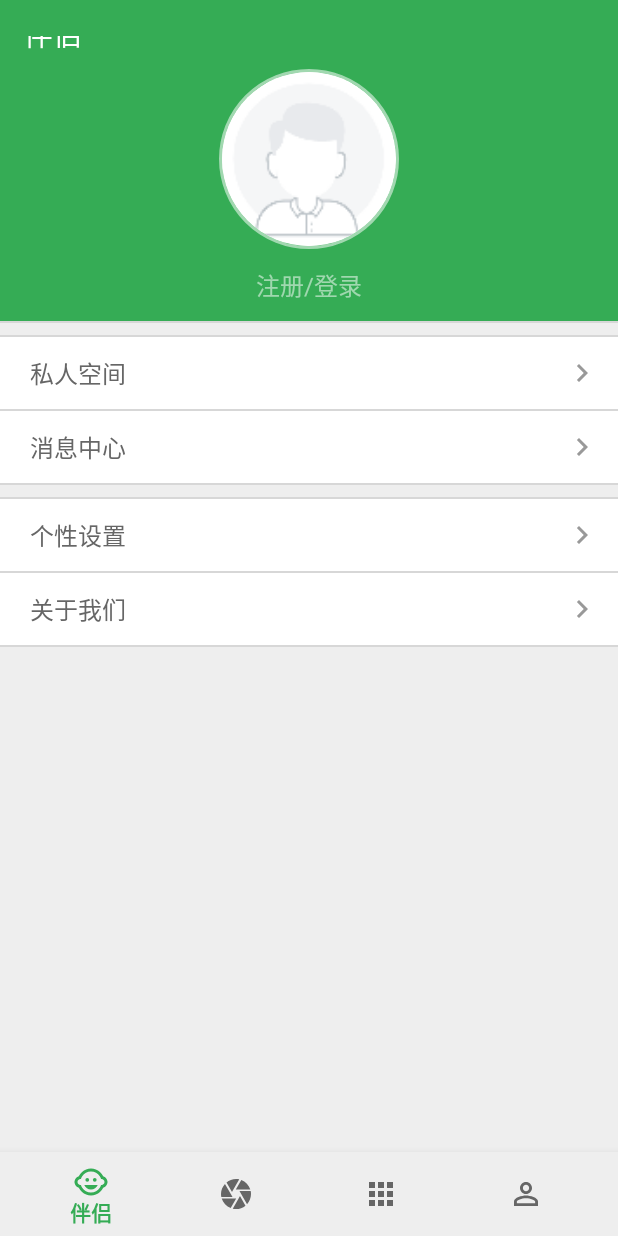
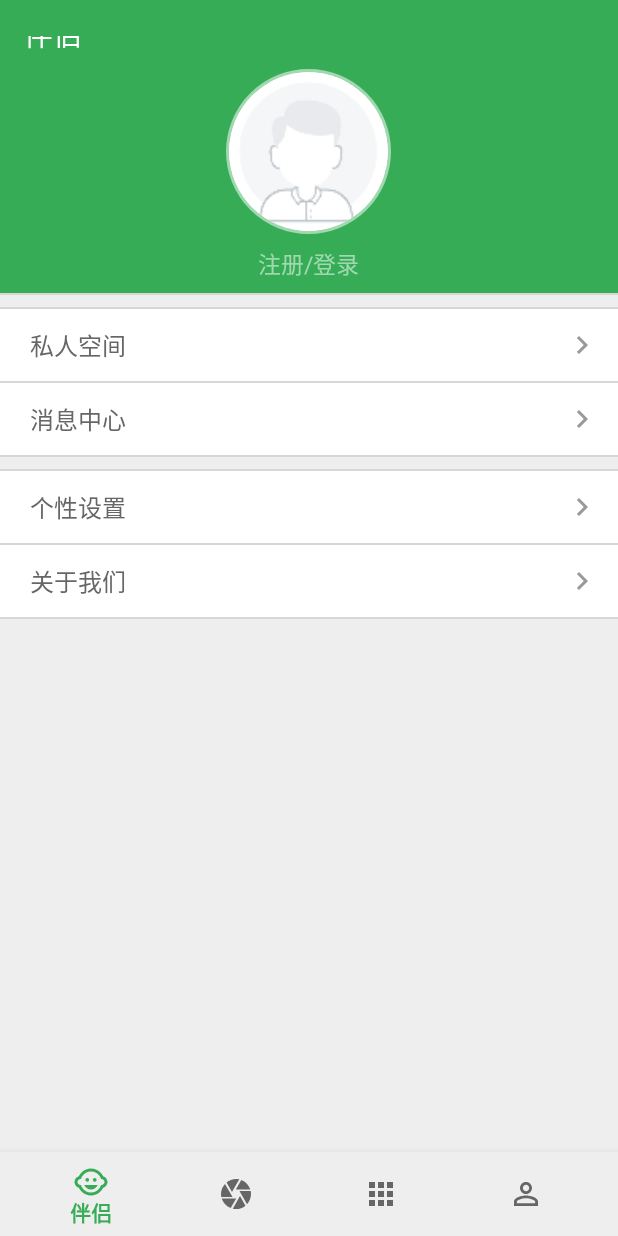
Before and after one commit to ThinkinLiu/itlao5-xmb-android, an Android app: the fragment MineFragment placed in its activity, on a phone screen of 412 x 824 dp. Run offline under Robolectric (Android 15) with nearby library versions, the light colour scheme and no system bars; our stand-ins replace CircleImageView, EventBus; libraries missing offline, so code that uses them is left out: com.sdsmdg.tastytoast, me.drakeet.materialdialog; pictures from the network do not load.

Commit message:
我的页面调整

```diff
--- a/app/src/main/java/com/e7yoo/e7/BaseActivity.java
+++ b/app/src/main/java/com/e7yoo/e7/BaseActivity.java
@@ -61,7 +61,7 @@ public abstract class BaseActivity extends AppCompatActivity {
     }
 
     private void initTitleBar(String title) {
-        titleView = findViewById(R.id.rootView);
+        titleView = findViewById(R.id.titleBar);
         leftTv = (TextView) findViewById(R.id.titlebar_left_tv);
         titleTv = (TextView) findViewById(R.id.titlebar_title_tv);
         rightTv = (TextView) findViewById(R.id.titlebar_right_tv);
--- a/app/src/main/java/com/e7yoo/e7/fragment/MineFragment.java
+++ b/app/src/main/java/com/e7yoo/e7/fragment/MineFragment.java
@@ -42,7 +42,7 @@ public class MineFragment extends BaseFragment {
     @Override
     public void onViewCreated(View view, @Nullable Bundle savedInstanceState) {
         super.onViewCreated(view, savedInstanceState);
-        ((BaseActivity) getActivity()).hintTitle();
+        // ((BaseActivity) getActivity()).hintTitle();
     }
 
     @Override
--- a/app/src/main/res/layout/fragment_mine.xml
+++ b/app/src/main/res/layout/fragment_mine.xml
@@ -44,10 +44,10 @@
                     android:layout_height="wrap_content"
                     android:layout_below="@id/mine_icon2"
                     android:layout_centerHorizontal="true"
-                    android:layout_margin="@dimen/space_3x"
+                    android:layout_margin="@dimen/space_2x"
                     android:text="@string/mine_login_hint"
                     android:textColor="@color/white_translucent"
-                    android:textSize="@dimen/size_xl" />
+                    android:textSize="@dimen/size_l" />
 
             </RelativeLayout>
 
--- a/app/src/main/res/layout/titlebar.xml
+++ b/app/src/main/res/layout/titlebar.xml
@@ -1,6 +1,6 @@
 <?xml version="1.0" encoding="utf-8"?>
 <RelativeLayout xmlns:android="http://schemas.android.com/apk/res/android"
-    android:id="@+id/rootView"
+    android:id="@+id/titlebar_rootView"
     android:layout_width="match_parent"
     android:layout_height="@dimen/titlebar_height"
     android:background="@color/titlebar_bg"
--- a/app/src/main/res/layout/titlebar_webview.xml
+++ b/app/src/main/res/layout/titlebar_webview.xml
@@ -1,6 +1,6 @@
 <?xml version="1.0" encoding="utf-8"?>
 <RelativeLayout xmlns:android="http://schemas.android.com/apk/res/android"
-    android:id="@+id/rootView"
+    android:id="@+id/titlebar_rootView"
     android:layout_width="match_parent"
     android:layout_height="@dimen/titlebar_height"
     android:background="@color/titlebar_bg"
--- a/app/src/main/res/values/dimens.xml
+++ b/app/src/main/res/values/dimens.xml
@@ -37,7 +37,7 @@
     <dimen name="array">24dp</dimen>
     <dimen name="add_robot_icon">48dp</dimen>
 
-    <dimen name="mine_icon">120dp</dimen>
+    <dimen name="mine_icon">110dp</dimen>
 
     <dimen name="list_news_width">120dp</dimen>
     <dimen name="list_news_height">90dp</dimen>
```
